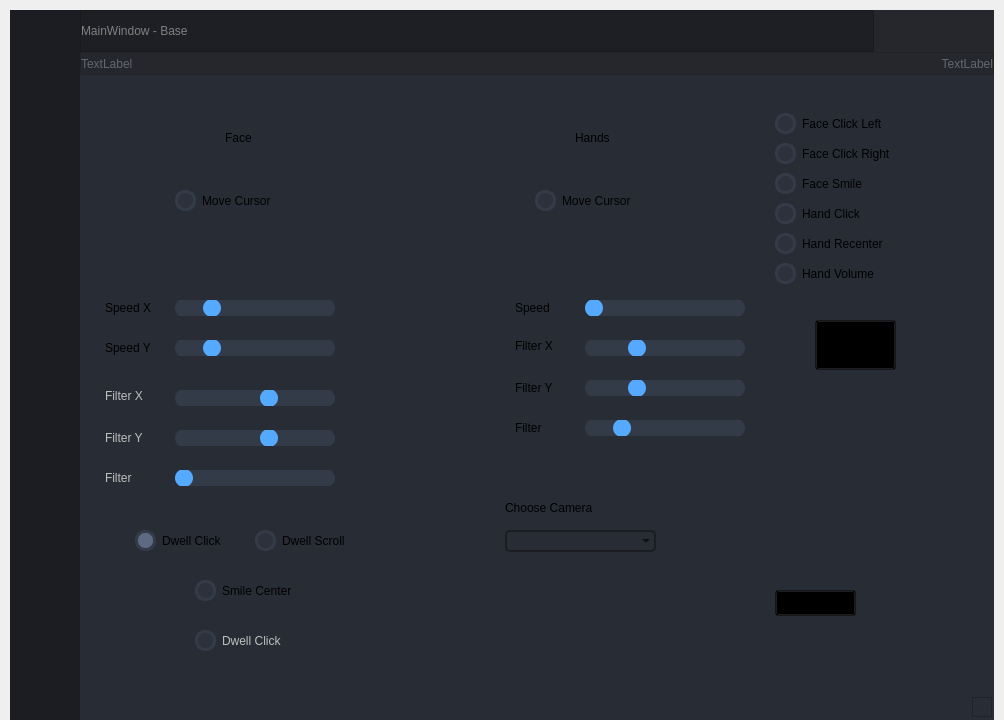
The window that ui/main_imbunatatit.ui (Radu101199/CamControl-Controlul-Gestual-al-Dispozitivelor) describes before a commit, drawn with Qt 5.
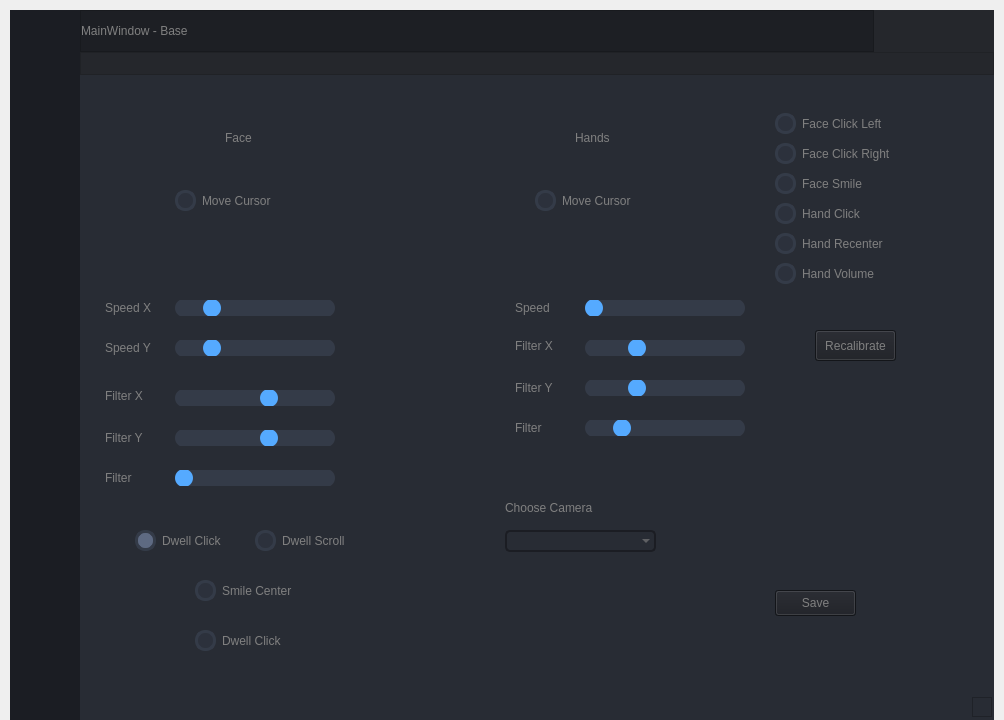
The same window after the commit. Icons and pictures are not drawn.

Commit message: imbunatatire setting ui commit

Diff of the .ui file:
```diff
--- a/ui/main_imbunatatit.ui
+++ b/ui/main_imbunatatit.ui
@@ -237,6 +237,14 @@
     background-color: rgb(65, 130, 195);
 }
 
+QLabel{ color : gray;
+}
+
+QCheckBox{ color : gray;
+}
+
+QRadioButton{ color : gray;
+}
 </string>
       </property>
       <property name="frameShape">
@@ -629,7 +637,7 @@
                    <string notr="true">color: rgb(98, 103, 111); </string>
                   </property>
                   <property name="text">
-                   <string>TextLabel</string>
+                   <string/>
                   </property>
                  </widget>
                 </item>
@@ -639,7 +647,7 @@
                    <string notr="true">color: rgb(98, 103, 111); </string>
                   </property>
                   <property name="text">
-                   <string>TextLabel</string>
+                   <string/>
                   </property>
                   <property name="alignment">
                    <set>Qt::AlignRight|Qt::AlignTrailing|Qt::AlignVCenter</set>
@@ -1005,6 +1013,10 @@
                       <height>16</height>
                      </rect>
                     </property>
+                    <property name="styleSheet">
+                     <string notr="true">QLabel{ color : gray;
+}</string>
+                    </property>
                     <property name="text">
                      <string>Face</string>
                     </property>
@@ -1018,6 +1030,10 @@
                       <height>16</height>
                      </rect>
                     </property>
+                    <property name="styleSheet">
+                     <string notr="true">QLabel{ color : gray;
+}</string>
+                    </property>
                     <property name="text">
                      <string>Hands</string>
                     </property>
@@ -1031,6 +1047,10 @@
                       <height>21</height>
                      </rect>
                     </property>
+                    <property name="styleSheet">
+                     <string notr="true">QCheckBox{ color : gray;
+}</string>
+                    </property>
                     <property name="text">
                      <string>Move Cursor</string>
                     </property>
@@ -1076,6 +1096,10 @@
                       <height>16</height>
                      </rect>
                     </property>
+                    <property name="styleSheet">
+                     <string notr="true">QLabel{ color : gray;
+}</string>
+                    </property>
                     <property name="text">
                      <string>Speed X</string>
                     </property>
@@ -1089,6 +1113,10 @@
                       <height>16</height>
                      </rect>
                     </property>
+                    <property name="styleSheet">
+                     <string notr="true">QLabel{ color : gray;
+}</string>
+                    </property>
                     <property name="text">
                      <string>Speed Y</string>
                     </property>
@@ -1244,6 +1272,19 @@
                       <height>26</height>
                      </rect>
                     </property>
+                    <property name="styleSheet">
+                     <string notr="true">QPushButton{ background-color: rgb(27, 29, 35);
+						color: gray;
+}
+QPushButton:hover {
+        background-color: rgb(33, 37, 43);
+        
+    }
+    QPushButton:pressed {
+        background-color: rgb(85, 170, 255);
+        
+    }</string>
+                    </property>
                     <property name="text">
                      <string>Save</string>
                     </property>
@@ -1257,6 +1298,10 @@
                       <height>16</height>
                      </rect>
                     </property>
+                    <property name="styleSheet">
+                     <string notr="true">QLabel{ color : gray;
+}</string>
+                    </property>
                     <property name="text">
                      <string>Speed</string>
                     </property>
@@ -1491,13 +1536,23 @@
                     <property name="geometry">
                      <rect>
                       <x>730</x>
-                      <y>240</y>
+                      <y>250</y>
                       <width>81</width>
-                      <height>50</height>
+                      <height>31</height>
                      </rect>
                     </property>
                     <property name="styleSheet">
-                     <string notr="true">QPushButton: rgb(76, 90, 255)</string>
+                     <string notr="true">QPushButton{ background-color: rgb(27, 29, 35);
+						color: gray;
+}
+QPushButton:hover {
+        background-color: rgb(33, 37, 43);
+        
+    }
+    QPushButton:pressed {
+        background-color: rgb(85, 170, 255);
+        
+    }</string>
                     </property>
                     <property name="text">
                      <string>Recalibrate</string>
@@ -1541,6 +1596,9 @@
                       <height>22</height>
                      </rect>
                     </property>
+                    <property name="styleSheet">
+                     <string notr="true">color: gray</string>
+                    </property>
                    </widget>
                    <widget class="QLabel" name="label_8">
                     <property name="geometry">
```
Left out of the diff: 6 changed lines with no effect on the pictures. The commit also changes 3 other files.
